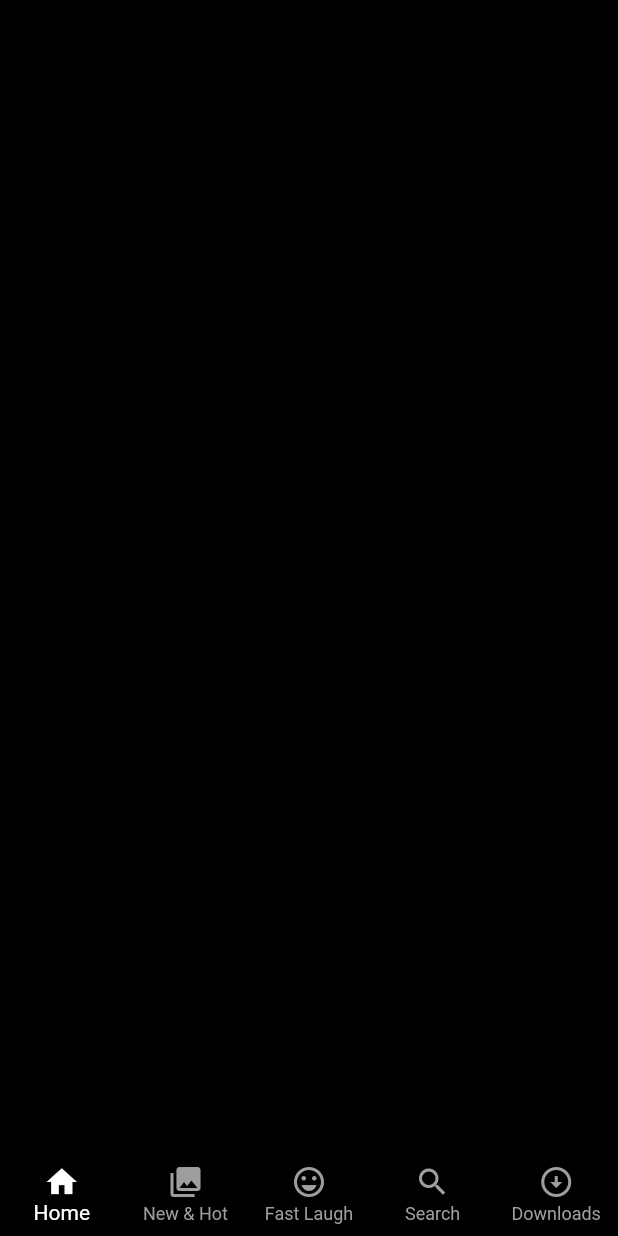
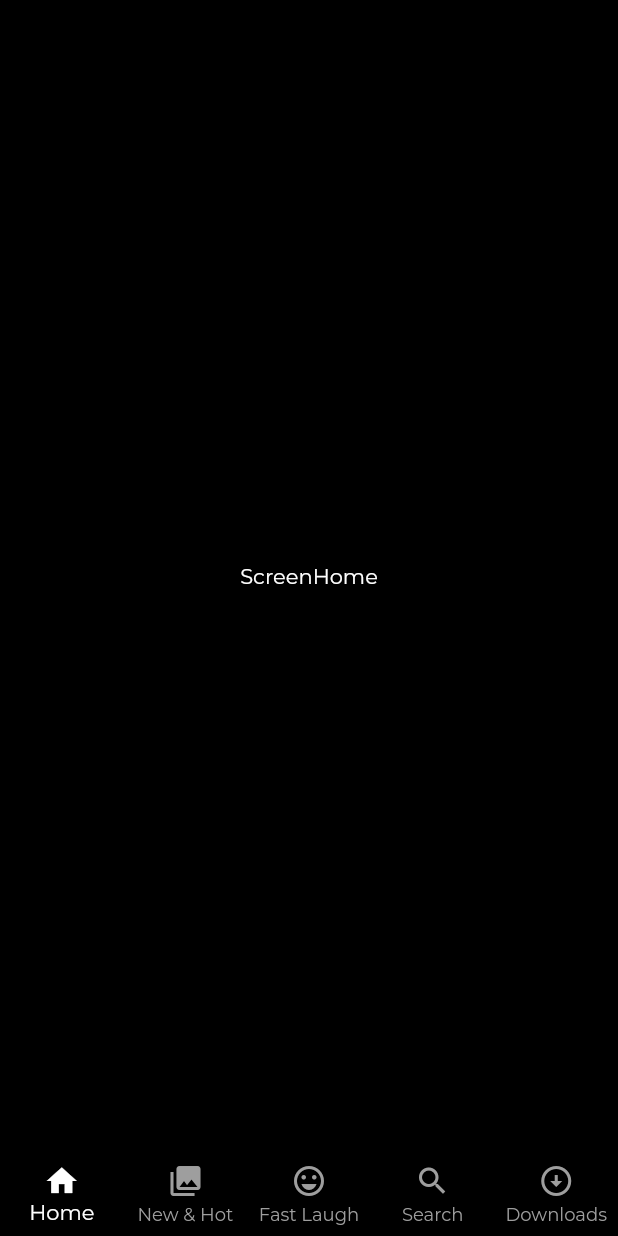
Before and after one commit to jasimameen/netflix_app, a Flutter app: the screen it shows after launch, on a phone screen of 412 x 824 dp. Run offline on Flutter 3.47's test engine with Material 2 defaults, Android fonts, the phone set to English and light mode, and no system bars; our stand-ins replace google_fonts.

```diff
--- /dev/null
+++ b/lib/core/colors/constants.dart
@@ -0,0 +1,5 @@
+import 'package:flutter/cupertino.dart';
+import 'package:flutter/material.dart';
+
+const kWidth = SizedBox(width: 10);
+const kHeight = SizedBox(height: 10);
--- a/lib/main.dart
+++ b/lib/main.dart
@@ -1,4 +1,5 @@
 import 'package:flutter/material.dart';
+import 'package:google_fonts/google_fonts.dart';
 import 'package:netflix_project/core/colors/colors.dart';
 import 'package:netflix_project/presentation/main_page/widgets/screen_main_page.dart';
 
@@ -15,7 +16,16 @@ class MyApp extends StatelessWidget {
       debugShowCheckedModeBanner: false,
       title: 'Netflix',
       theme: ThemeData(
-          primarySwatch: Colors.blue, backgroundColor: backgroundColor),
+        primarySwatch: Colors.blue,
+        backgroundColor: backgroundColor,
+        scaffoldBackgroundColor: backgroundColor,
+        fontFamily: GoogleFonts.montserrat().fontFamily,
+        textTheme: const TextTheme(
+          bodyText1: TextStyle(color: kWhiteColor),
+          bodyText2: TextStyle(color: kWhiteColor),
+        ),
+        iconTheme: const IconThemeData(color: kWhiteColor),
+      ),
       home: ScreenMainPage(),
     );
   }
--- /dev/null
+++ b/lib/presentation/home/screen_home.dart
@@ -0,0 +1,14 @@
+import 'package:flutter/material.dart';
+
+class ScreenHome extends StatelessWidget {
+  const ScreenHome({Key? key}) : super(key: key);
+
+  @override
+  Widget build(BuildContext context) {
+    return Scaffold(
+      body: Center(
+        child: Text("ScreenHome"),
+      ),
+    );
+  }
+}
--- a/lib/presentation/main_page/widgets/bottom_nav.dart
+++ b/lib/presentation/main_page/widgets/bottom_nav.dart
@@ -1,17 +1,22 @@
 import 'package:flutter/material.dart';
+import 'package:netflix_project/core/colors/colors.dart';
+import 'package:netflix_project/presentation/fast_laugh/screen_fast_laugh.dart';
 
 class BottomNavigationWidget extends StatelessWidget {
   const BottomNavigationWidget({Key? key}) : super(key: key);
 
   @override
   Widget build(BuildContext context) {
-    return BottomNavigationBar(
-      currentIndex: 0,
+    return ValueListenableBuilder(
+      valueListenable: indexChangeNotifier,
+      builder: (context, int index, _) => BottomNavigationBar(
+        currentIndex: index,
+        onTap: (index) => indexChangeNotifier.value = index,
         type: BottomNavigationBarType.fixed,
         backgroundColor: Colors.black,
-      selectedItemColor: Colors.white,
+        selectedItemColor: kWhiteColor,
         unselectedItemColor: Colors.grey,
-      selectedIconTheme: const IconThemeData(color: Colors.white),
+        selectedIconTheme: const IconThemeData(color: kWhiteColor),
         unselectedIconTheme: const IconThemeData(color: Colors.grey),
         items: const [
           BottomNavigationBarItem(
@@ -35,6 +40,7 @@ class BottomNavigationWidget extends StatelessWidget {
             label: "Downloads",
           ),
         ],
+      ),
     );
   }
 }
--- a/lib/presentation/main_page/widgets/screen_main_page.dart
+++ b/lib/presentation/main_page/widgets/screen_main_page.dart
@@ -1,20 +1,34 @@
 import 'package:flutter/material.dart';
 import 'package:netflix_project/core/colors/colors.dart';
+import 'package:netflix_project/presentation/downloads/widgets/screen_downloads.dart';
+import 'package:netflix_project/presentation/fast_laugh/screen_fast_laugh.dart';
+import 'package:netflix_project/presentation/home/screen_home.dart';
 import 'package:netflix_project/presentation/main_page/widgets/bottom_nav.dart';
+import 'package:netflix_project/presentation/new_and_hot/screen_new_and_hot.dart';
+import 'package:netflix_project/presentation/seach/screen_search.dart';
 
 class ScreenMainPage extends StatelessWidget {
-  const ScreenMainPage({Key? key}) : super(key: key);
+  ScreenMainPage({Key? key}) : super(key: key);
+
+  final _pages = [
+    ScreenHome(), //0
+    ScreenNewAndHot(), //1
+    ScreenFastLaugh(), //2
+    ScreenSearch(), //3
+    ScreenDownloads(), //4
+  ];
 
   @override
   Widget build(BuildContext context) {
-    return const Scaffold(
+    return Scaffold(
       backgroundColor: backgroundColor,
       body: SafeArea(
-        child: Center(
-          child:  Text("Main Page"),
+        child: ValueListenableBuilder(
+          valueListenable: indexChangeNotifier,
+          builder: (context, int index, _) => _pages[index],
         ),
       ),
-      bottomNavigationBar: BottomNavigationWidget(),
+      bottomNavigationBar: const BottomNavigationWidget(),
     );
   }
 }
```
Also changed, not shown: lib/core/colors/colors.dart (+9 -0 lines), lib/presentation/downloads/widgets/screen_downloads.dart (+222 -0 lines), lib/presentation/fast_laugh/screen_fast_laugh.dart (added, +16 -0 lines), lib/presentation/new_and_hot/screen_new_and_hot.dart (added, +15 -0 lines), lib/presentation/seach/screen_search.dart (added, +15 -0 lines), lib/presentation/widgets/app_bar_widget.dart (added, +40 -0 lines), pubspec.yaml (+4 -12 lines), pubspec.lock. Lines whose indentation alone changed are shown as unchanged.
